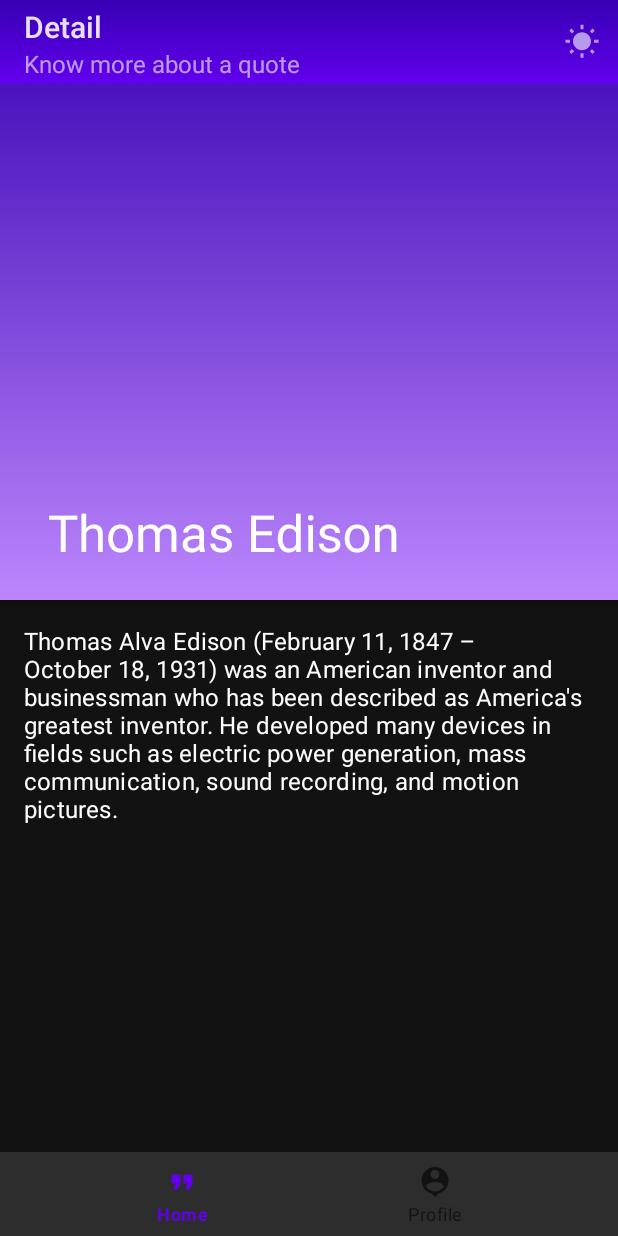
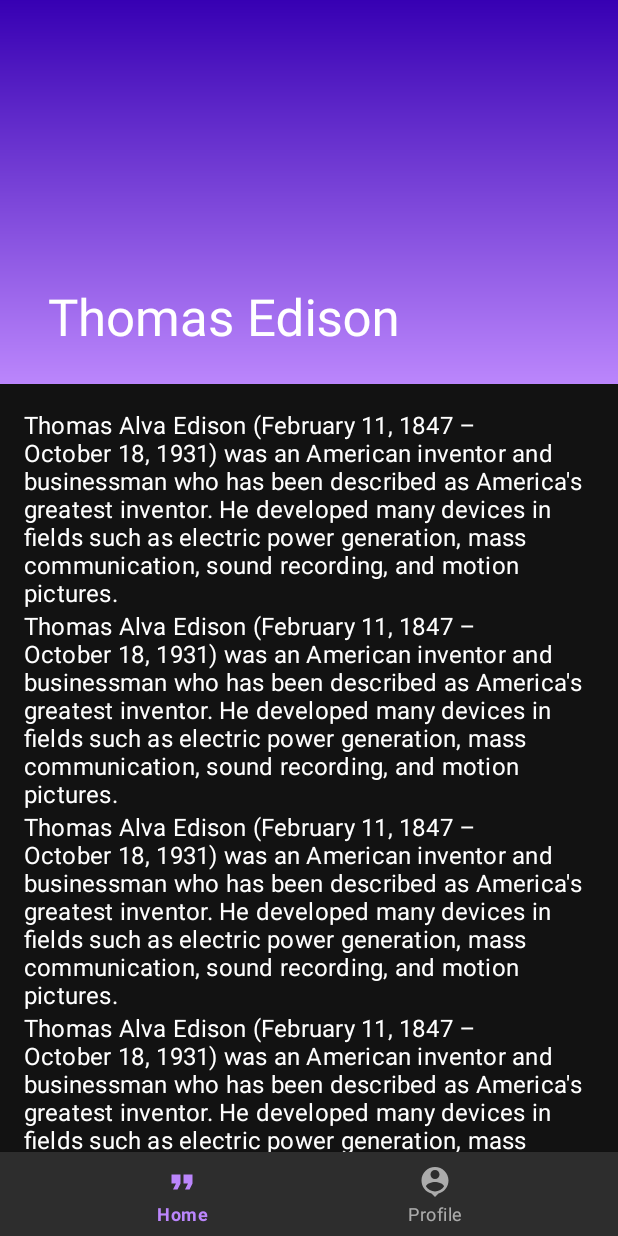
Before and after one commit to Damercy/Quoter, an Android app: the HomeQuoteDetail screen opened through its navigation route, on a phone screen of 412 x 824 dp. Run offline under Robolectric (Android 15) with nearby library versions, the light colour scheme and no system bars; our stand-ins replace Firebase (no records; nobody signed in at launch, a user with empty details on screens opened directly), data binding, navigation-ui, paging; pictures from the network do not load; 3 statements that could not run were skipped.

Commit message:
FIX: Fixed scrolling appbar

```diff
--- a/app/src/main/java/com/dayaonweb/quoter/view/adapter/HomePostsAdapter.kt
+++ b/app/src/main/java/com/dayaonweb/quoter/view/adapter/HomePostsAdapter.kt
@@ -4,6 +4,7 @@ import android.util.Log
 import android.view.LayoutInflater
 import android.view.View
 import android.view.ViewGroup
+import androidx.appcompat.app.AppCompatActivity
 import androidx.navigation.Navigation.findNavController
 import androidx.navigation.fragment.FragmentNavigatorExtras
 import androidx.navigation.fragment.findNavController
@@ -16,7 +17,7 @@ import com.dayaonweb.quoter.service.model.Quote
 private const val TAG = "HomePostsAdapter"
 
 
-class HomePostsAdapter() : PagingDataAdapter<Quote, HomePostsViewHolder>(quoteComparator) {
+class HomePostsAdapter: PagingDataAdapter<Quote, HomePostsViewHolder>(quoteComparator) {
 
 
     companion object {
--- a/app/src/main/java/com/dayaonweb/quoter/view/ui/MainActivity.kt
+++ b/app/src/main/java/com/dayaonweb/quoter/view/ui/MainActivity.kt
@@ -28,6 +28,7 @@ class MainActivity : AppCompatActivity() {
         binding = DataBindingUtil.setContentView(this, R.layout.activity_main)
         binding.lifecycleOwner = this
         actViewModel.initUser(this)
+        setSupportActionBar(binding.toolbar)
         setupBottomNavBar()
     }
 
--- a/app/src/main/java/com/dayaonweb/quoter/view/ui/home/Home.kt
+++ b/app/src/main/java/com/dayaonweb/quoter/view/ui/home/Home.kt
@@ -3,9 +3,7 @@ package com.dayaonweb.quoter.view.ui.home
 import android.graphics.drawable.GradientDrawable
 import android.os.Bundle
 import android.util.Log
-import android.view.LayoutInflater
-import android.view.View
-import android.view.ViewGroup
+import android.view.*
 import androidx.appcompat.app.AppCompatActivity
 import androidx.databinding.DataBindingUtil
 import androidx.fragment.app.Fragment
@@ -63,9 +61,7 @@ class Home : Fragment() {
         }
     }
 
-
     override fun onResume() {
-        Log.d(TAG, "onResume: CAlled resume")
         super.onResume()
         val toolbar = (activity as AppCompatActivity).supportActionBar
         toolbar?.apply {
--- a/app/src/main/java/com/dayaonweb/quoter/view/ui/home/HomeQuoteDetail.kt
+++ b/app/src/main/java/com/dayaonweb/quoter/view/ui/home/HomeQuoteDetail.kt
@@ -1,40 +1,21 @@
 package com.dayaonweb.quoter.view.ui.home
 
-import android.graphics.drawable.GradientDrawable
 import android.os.Bundle
 import android.transition.TransitionInflater
-import android.util.Log
 import androidx.appcompat.app.AppCompatActivity
 import androidx.fragment.app.Fragment
-import androidx.navigation.fragment.navArgs
 import com.dayaonweb.quoter.R
 
-class HomeQuoteDetail: Fragment(R.layout.fragment_quote_detail) {
+class HomeQuoteDetail : Fragment(R.layout.fragment_quote_detail) {
 
     override fun onCreate(savedInstanceState: Bundle?) {
+        (activity as AppCompatActivity).supportActionBar?.hide()
         super.onCreate(savedInstanceState)
-        val animation = TransitionInflater.from(requireContext()).inflateTransition(android.R.transition.slide_bottom)
-        sharedElementEnterTransition = animation
-        sharedElementReturnTransition = animation
+//        val animation =
+//            TransitionInflater.from(requireContext()).inflateTransition(android.R.transition.fade)
+//        sharedElementEnterTransition = animation
+//        sharedElementReturnTransition = animation
     }
 
-    override fun onResume() {
-        super.onResume()
-        val toolbar = (activity as AppCompatActivity).supportActionBar
-        toolbar?.apply {
-            show()
-            title = "Detail"
-            subtitle = "Know more about a quote"
-            setBackgroundDrawable(
-                GradientDrawable(
-                    GradientDrawable.Orientation.TOP_BOTTOM,
-                    intArrayOf(
-                        context?.getColor(R.color.purple_700)!!,
-                        context?.getColor(R.color.purple_500)!!
-                    )
-                )
-            )
-        }
-    }
 
 }
--- a/app/src/main/java/com/dayaonweb/quoter/view/ui/profile/Profile.kt
+++ b/app/src/main/java/com/dayaonweb/quoter/view/ui/profile/Profile.kt
@@ -108,6 +108,7 @@ class Profile : Fragment() {
         super.onResume()
         val toolbar = (activity as AppCompatActivity).supportActionBar
         toolbar?.apply {
+            show()
             title = "Profile"
             subtitle = "Edit profile"
             setBackgroundDrawable(
--- a/app/src/main/res/layout/activity_main.xml
+++ b/app/src/main/res/layout/activity_main.xml
@@ -1,11 +1,21 @@
 <?xml version="1.0" encoding="utf-8"?>
 <layout xmlns:android="http://schemas.android.com/apk/res/android"
-    xmlns:app="http://schemas.android.com/apk/res-auto"
-    xmlns:tools="http://schemas.android.com/tools">
+    xmlns:app="http://schemas.android.com/apk/res-auto">
 
     <androidx.constraintlayout.widget.ConstraintLayout
         android:layout_width="match_parent"
         android:layout_height="match_parent">
+
+        <com.google.android.material.appbar.MaterialToolbar
+            android:id="@+id/toolbar"
+            android:layout_width="match_parent"
+            android:layout_height="wrap_content"
+            app:titleTextColor="@color/white"
+            app:subtitleTextColor="@color/white"
+            android:background="@color/design_default_color_primary_dark"
+            app:layout_constraintEnd_toEndOf="parent"
+            app:layout_constraintStart_toStartOf="parent"
+            app:layout_constraintTop_toTopOf="parent" />
 
         <androidx.fragment.app.FragmentContainerView
             android:id="@+id/fragmentContainerView"
@@ -16,7 +26,7 @@
             app:layout_constraintBottom_toTopOf="@+id/bottomNav"
             app:layout_constraintEnd_toEndOf="parent"
             app:layout_constraintStart_toStartOf="parent"
-            app:layout_constraintTop_toTopOf="parent"
+            app:layout_constraintTop_toBottomOf="@+id/toolbar"
             app:navGraph="@navigation/nav_graph" />
 
 
--- a/app/src/main/res/layout/fragment_quote_detail.xml
+++ b/app/src/main/res/layout/fragment_quote_detail.xml
@@ -5,21 +5,23 @@
     <androidx.coordinatorlayout.widget.CoordinatorLayout
         android:layout_width="match_parent"
         android:layout_height="match_parent"
-        android:fitsSystemWindows="true"
         android:transitionName="quoteCardMain">
 
         <com.google.android.material.appbar.AppBarLayout
             android:layout_width="match_parent"
-            android:layout_height="400dp"
+            android:layout_height="256dp"
             android:fitsSystemWindows="true">
 
             <com.google.android.material.appbar.CollapsingToolbarLayout
                 android:layout_width="match_parent"
                 android:layout_height="match_parent"
                 android:fitsSystemWindows="true"
-                app:contentScrim="?attr/colorPrimary"
-                app:layout_scrollFlags="scroll|exitUntilCollapsed|snap"
-                app:statusBarScrim="?attr/colorPrimaryVariant">
+                app:contentScrim="@color/design_default_color_primary_dark"
+                app:layout_scrollFlags="scroll|snap|exitUntilCollapsed"
+                app:statusBarScrim="@color/design_default_color_primary_dark"
+                android:theme="@style/CustomToolbarTheme"
+                app:subtitle="American inventor"
+                app:title="Thomas Edison">
 
                 <ImageView
                     android:layout_width="match_parent"
@@ -32,12 +34,9 @@
 
                 <com.google.android.material.appbar.MaterialToolbar
                     android:layout_width="match_parent"
-                    android:layout_height="wrap_content"
+                    android:layout_height="?attr/actionBarSize"
                     android:background="@android:color/transparent"
-                    android:elevation="0dp"
-                    app:layout_collapseMode="pin"
-                    app:subtitle="American inventor"
-                    app:title="Thomas Edison" />
+                    app:layout_collapseMode="pin" />
 
             </com.google.android.material.appbar.CollapsingToolbarLayout>
 
@@ -49,11 +48,35 @@
             android:layout_margin="16dp"
             app:layout_behavior="com.google.android.material.appbar.AppBarLayout$ScrollingViewBehavior">
 
-            <com.google.android.material.textview.MaterialTextView
-                style="@style/TextAppearance.MaterialComponents.Subtitle1"
+            <LinearLayout
                 android:layout_width="match_parent"
                 android:layout_height="wrap_content"
-                android:text="Thomas Alva Edison (February 11, 1847 – October 18, 1931) was an American inventor and businessman who has been described as America's greatest inventor. He developed many devices in fields such as electric power generation, mass communication, sound recording, and motion pictures." />
+                android:orientation="vertical">
+
+                <com.google.android.material.textview.MaterialTextView
+                    style="@style/TextAppearance.MaterialComponents.Subtitle1"
+                    android:layout_width="match_parent"
+                    android:layout_height="wrap_content"
+                    android:text="Thomas Alva Edison (February 11, 1847 – October 18, 1931) was an American inventor and businessman who has been described as America's greatest inventor. He developed many devices in fields such as electric power generation, mass communication, sound recording, and motion pictures." />
+
+                <com.google.android.material.textview.MaterialTextView
+                    style="@style/TextAppearance.MaterialComponents.Subtitle1"
+                    android:layout_width="match_parent"
+                    android:layout_height="wrap_content"
+                    android:text="Thomas Alva Edison (February 11, 1847 – October 18, 1931) was an American inventor and businessman who has been described as America's greatest inventor. He developed many devices in fields such as electric power generation, mass communication, sound recording, and motion pictures." />
+
+                <com.google.android.material.textview.MaterialTextView
+                    style="@style/TextAppearance.MaterialComponents.Subtitle1"
+                    android:layout_width="match_parent"
+                    android:layout_height="wrap_content"
+                    android:text="Thomas Alva Edison (February 11, 1847 – October 18, 1931) was an American inventor and businessman who has been described as America's greatest inventor. He developed many devices in fields such as electric power generation, mass communication, sound recording, and motion pictures." />
+
+                <com.google.android.material.textview.MaterialTextView
+                    style="@style/TextAppearance.MaterialComponents.Subtitle1"
+                    android:layout_width="match_parent"
+                    android:layout_height="wrap_content"
+                    android:text="Thomas Alva Edison (February 11, 1847 – October 18, 1931) was an American inventor and businessman who has been described as America's greatest inventor. He developed many devices in fields such as electric power generation, mass communication, sound recording, and motion pictures." />
+            </LinearLayout>
         </androidx.core.widget.NestedScrollView>
 
     </androidx.coordinatorlayout.widget.CoordinatorLayout>
--- a/app/src/main/res/values-night/themes.xml
+++ b/app/src/main/res/values-night/themes.xml
@@ -1,6 +1,6 @@
 <resources xmlns:tools="http://schemas.android.com/tools">
     <!-- Base application theme. -->
-    <style name="Theme.Quoter" parent="Theme.MaterialComponents.DayNight.DarkActionBar">
+    <style name="Theme.Quoter" parent="Theme.MaterialComponents.DayNight.NoActionBar">
         <!-- Primary brand color. -->
         <item name="colorPrimary">@color/purple_200</item>
         <item name="colorPrimaryVariant">@color/purple_700</item>
@@ -24,4 +24,7 @@
         <item name="android:windowEnterAnimation">@android:anim/fade_in</item>
         <item name="android:windowExitAnimation">@android:anim/fade_out</item>
     </style>
+    <style name="CustomToolbarTheme" parent="@style/Theme.MaterialComponents.DayNight.NoActionBar">
+        <item name="android:textColorPrimary">@color/white</item>
+    </style>
 </resources>
--- a/app/src/main/res/values/themes.xml
+++ b/app/src/main/res/values/themes.xml
@@ -1,6 +1,6 @@
 <resources xmlns:tools="http://schemas.android.com/tools">
     <!-- Base application theme. -->
-    <style name="Theme.Quoter" parent="Theme.MaterialComponents.DayNight.DarkActionBar">
+    <style name="Theme.Quoter" parent="Theme.MaterialComponents.DayNight.NoActionBar">
         <!-- Primary brand color. -->
         <item name="colorPrimary">@color/purple_500</item>
         <item name="colorPrimaryVariant">@color/purple_700</item>
@@ -19,9 +19,11 @@
         <item name="cornerFamily">rounded</item>
         <item name="cornerSize">50%</item>
     </style>
-
     <style name="WindowAnimationTransition">
         <item name="android:windowEnterAnimation">@android:anim/fade_in</item>
         <item name="android:windowExitAnimation">@android:anim/fade_out</item>
     </style>
+    <style name="CustomToolbarTheme" parent="@style/Theme.MaterialComponents.DayNight.NoActionBar">
+        <item name="android:textColorPrimary">@color/white</item>
+    </style>
 </resources>
```
